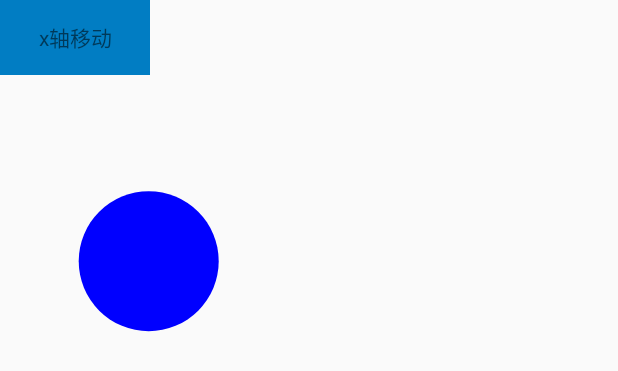
After one commit to zuochunsheng/TestByLat, an Android app: the layout activity_animator.xml on its own in the app's theme, with its tools: preview values and no code run, on a phone screen of 412 x 824 dp. The commit adds this screen. Shown: the top 371 px of the screen. Run offline under Robolectric (Android 15) with nearby library versions, the phone set to English and light mode, and no system bars.

Commit message:
自定义估值器

```diff
--- /dev/null
+++ b/app/src/main/java/com/android/superplayer/ui/activity/test/AnimatorActivity.java
@@ -0,0 +1,69 @@
+package com.android.superplayer.ui.activity.test;
+
+import android.animation.IntEvaluator;
+import android.animation.ObjectAnimator;
+import android.os.Bundle;
+import android.widget.TextView;
+
+import com.android.superplayer.R;
+import com.android.superplayer.base.BaseActivity;
+import com.android.superplayer.ui.widgit.DecelerateAccelerateInterpolator;
+
+import butterknife.BindView;
+import butterknife.ButterKnife;
+import butterknife.OnClick;
+
+
+public class AnimatorActivity extends BaseActivity {
+
+    @BindView(R.id.tv_xMove)
+    TextView tvXMove;
+
+    @Override
+    protected int getLayoutId() {
+        return R.layout.activity_animator;
+    }
+
+    @Override
+    protected void initViewAndData() {
+
+    }
+
+
+
+
+    @OnClick(R.id.tv_xMove)
+    public void onViewClicked() {
+
+        float curTranslationX = tvXMove.getTranslationX();
+        // 获得当前按钮的位置
+
+        ObjectAnimator animator = ObjectAnimator.ofFloat(tvXMove, "translationX",
+                curTranslationX, 300, curTranslationX);
+        // 创建动画对象 & 设置动画
+        // 表示的是:
+        // 动画作用对象是mButton
+        // 动画作用的对象的属性是X轴平移
+        // 动画效果是:从当前位置平移到 x=1500 再平移到初始位置
+        animator.setDuration(5000);
+        animator.setInterpolator(new DecelerateAccelerateInterpolator());
+        // 设置插值器
+        animator.start();
+        // 启动动画
+
+
+
+
+
+       // ObjectAnimator anim = ObjectAnimator.ofObject(tvXMove, "height", new IntEvaluator(),1,3);
+// 在第4个参数中传入对应估值器类的对象
+// 系统内置的估值器有3个：
+// IntEvaluator：以整型的形式从初始值 - 结束值 进行过渡
+// FloatEvaluator：以浮点型的形式从初始值 - 结束值 进行过渡
+// ArgbEvaluator：以Argb类型的形式从初始值 - 结束值 进行过渡
+
+
+    }
+
+
+}
--- a/app/src/main/java/com/android/superplayer/ui/activity/test/RxJavaActivity.java
+++ b/app/src/main/java/com/android/superplayer/ui/activity/test/RxJavaActivity.java
@@ -259,7 +259,7 @@ public class RxJavaActivity extends Activity {
 
 
                 break;
-            case R.id.text4:
+            case R.id.text4://glide
                 String sss = "https://ss0.baidu.com/6ONWsjip0QIZ8tyhnq/it/u=2895986097,3609514076&fm=173&app=25&f=JPEG?w=600&h=400&s=DBACB7475B8662D2062E5B6D0300E068";
 //                Glide.with(getApplicationContext())
 //                        .load(sss)
--- /dev/null
+++ b/app/src/main/java/com/android/superplayer/ui/widgit/DecelerateAccelerateInterpolator.java
@@ -0,0 +1,30 @@
+package com.android.superplayer.ui.widgit;
+
+import android.animation.TimeInterpolator;
+import android.graphics.Interpolator;
+
+/**
+ * anther: created by zuochunsheng on 2018/12/6 13 : 46
+ * descript : 先减速后加速
+ * sin(0)  = 0
+ * sin(PI/2) = 1
+ */
+public class DecelerateAccelerateInterpolator implements TimeInterpolator {
+    @Override
+    public float getInterpolation(float input) {
+        float result;
+        if (input <= 0.5) {
+            result = (float) (Math.sin(Math.PI * input)) / 2;//0 -1
+            // 使用正弦函数来实现先减速后加速的功能，逻辑如下：
+            // 因为正弦函数初始弧度变化值非常大，刚好和余弦函数是相反的
+            // 随着弧度的增加，正弦函数的变化值也会逐渐变小，这样也就实现了减速的效果。
+            // 当弧度大于π/2之后，整个过程相反了过来，现在正弦函数的弧度变化值非常小，渐渐随着弧度继续增加，变化值越来越大，弧度到π时结束，这样从0过度到π，也就实现了先减速后加速的效果
+        } else {
+            result = (float) (2 - Math.sin(Math.PI * input)) / 2; //1 ->0.5
+        }
+        return result;
+        // 返回的result值 = 随着动画进度呈先减速后加速的变化趋势
+
+
+    }
+}
--- /dev/null
+++ b/app/src/main/java/com/android/superplayer/ui/widgit/evaluator/MyPointView.java
@@ -0,0 +1,96 @@
+package com.android.superplayer.ui.widgit.evaluator;
+
+import android.animation.ValueAnimator;
+import android.content.Context;
+import android.graphics.Canvas;
+import android.graphics.Color;
+import android.graphics.Paint;
+import android.util.AttributeSet;
+import android.view.View;
+
+/**
+ * anther: created by zuochunsheng on 2018/12/6 14 : 16
+ * descript :
+ */
+public class MyPointView extends View {
+
+    // 设置需要用到的变量
+    public static final float RADIUS = 70f;// 圆的半径 = 70
+    private Point currentPoint;// 当前点坐标
+    private Paint mPaint;// 绘图画笔
+
+
+    // 构造方法(初始化画笔)
+    public MyPointView(Context context, AttributeSet attrs) {
+        super(context, attrs);
+        // 初始化画笔
+        mPaint = new Paint(Paint.ANTI_ALIAS_FLAG);//填充
+        mPaint.setColor(Color.BLUE);
+    }
+
+    // 复写onDraw()从而实现绘制逻辑
+    // 绘制逻辑:先在初始点画圆,通过监听当前坐标值(currentPoint)的变化,每次变化都调用onDraw()重新绘制圆,从而实现圆的平移动画效果
+    @Override
+    protected void onDraw(Canvas canvas) {
+        // 如果当前点坐标为空(即第一次)
+        if (currentPoint == null) {
+            currentPoint = new Point(RADIUS, RADIUS);
+            // 创建一个点对象(坐标是(70,70))
+
+            // 在该点画一个圆:圆心 = (70,70),半径 = 70
+            float x = currentPoint.getX();
+            float y = currentPoint.getY();
+            canvas.drawCircle(x, y, RADIUS, mPaint);
+
+
+            // (重点关注)将属性动画作用到View中
+            // 步骤1:创建初始动画时的对象点  & 结束动画时的对象点
+            Point startPoint = new Point(RADIUS, RADIUS);// 初始点为圆心(70,70)
+            Point endPoint = new Point(700, 1000);// 结束点为(700,1000)
+
+            // 步骤2:创建动画对象 & 设置初始值 和 结束值
+            ValueAnimator anim = ValueAnimator.ofObject(new PointEvaluator(), startPoint, endPoint);
+            // 参数说明
+            // 参数1：TypeEvaluator 类型参数 - 使用自定义的PointEvaluator(实现了TypeEvaluator接口)
+            // 参数2：初始动画的对象点
+            // 参数3：结束动画的对象点
+
+            // 步骤3：设置动画参数
+            anim.setDuration(5000);
+            // 设置动画时长
+
+// 步骤3：通过 值 的更新监听器，将改变的对象手动赋值给当前对象
+// 此处是将 改变后的坐标值对象 赋给 当前的坐标值对象
+            // 设置 值的更新监听器
+            // 即每当坐标值（Point对象）更新一次,该方法就会被调用一次
+            anim.addUpdateListener(new ValueAnimator.AnimatorUpdateListener() {
+                @Override
+                public void onAnimationUpdate(ValueAnimator animation) {
+                    currentPoint = (Point) animation.getAnimatedValue();
+                    // 将每次变化后的坐标值（估值器PointEvaluator中evaluate（）返回的Piont对象值）到当前坐标值对象（currentPoint）
+                    // 从而更新当前坐标值（currentPoint）
+
+// 步骤4：每次赋值后就重新绘制，从而实现动画效果
+                    invalidate();
+                    // 调用invalidate()后,就会刷新View,即才能看到重新绘制的界面,即onDraw()会被重新调用一次
+                    // 所以坐标值每改变一次,就会调用onDraw()一次
+                }
+            });
+
+            anim.start();
+            // 启动动画
+
+
+        } else {
+            // 如果坐标值不为0,则画圆
+            // 所以坐标值每改变一次,就会调用onDraw()一次,就会画一次圆,从而实现动画效果
+
+            // 在该点画一个圆:圆心 = (30,30),半径 = 30
+            float x = currentPoint.getX();
+            float y = currentPoint.getY();
+            canvas.drawCircle(x, y, RADIUS, mPaint);
+        }
+    }
+
+
+}
--- /dev/null
+++ b/app/src/main/java/com/android/superplayer/ui/widgit/evaluator/Point.java
@@ -0,0 +1,28 @@
+package com.android.superplayer.ui.widgit.evaluator;
+
+/**
+ * anther: created by zuochunsheng on 2018/12/6 14 : 13
+ * descript :圆的点坐标
+ */
+public class Point {
+    // 设置两个变量用于记录坐标的位置
+    private float x;
+    private float y;
+
+    // 构造方法用于设置坐标
+    public Point(float x, float y) {
+        this.x = x;
+        this.y = y;
+    }
+
+    // get方法用于获取坐标
+    public float getX() {
+        return x;
+    }
+
+    public float getY() {
+        return y;
+    }
+
+
+}
--- /dev/null
+++ b/app/src/main/java/com/android/superplayer/ui/widgit/evaluator/PointEvaluator.java
@@ -0,0 +1,30 @@
+package com.android.superplayer.ui.widgit.evaluator;
+
+import android.animation.TypeEvaluator;
+
+/**
+ * anther: created by zuochunsheng on 2018/12/6 14 : 14
+ * descript :
+ */
+
+// 实现TypeEvaluator接口
+public class PointEvaluator implements TypeEvaluator {
+    // 复写evaluate（）
+    // 在evaluate（）里写入对象动画过渡的逻辑
+    @Override
+    public Object evaluate(float fraction, Object startValue, Object endValue) {
+        // 将动画初始值startValue 和 动画结束值endValue 强制类型转换成Point对象
+        Point startPoint = (Point) startValue;
+        Point endPoint = (Point) endValue;
+
+        // 根据fraction来计算当前动画的x和y的值
+        float x = startPoint.getX() + fraction * (endPoint.getX() - startPoint.getX());
+        float y = startPoint.getY() + fraction * (endPoint.getY() - startPoint.getY());
+
+        // 将计算后的坐标封装到一个新的Point对象中并返回
+        Point point = new Point(x, y);
+        return point;
+
+
+    }
+}
--- /dev/null
+++ b/app/src/main/res/layout/activity_animator.xml
@@ -0,0 +1,25 @@
+<?xml version="1.0" encoding="utf-8"?>
+<LinearLayout xmlns:android="http://schemas.android.com/apk/res/android"
+    xmlns:app="http://schemas.android.com/apk/res-auto"
+    xmlns:tools="http://schemas.android.com/tools"
+    android:layout_width="match_parent"
+    android:layout_height="match_parent"
+    android:orientation="vertical"
+    tools:context=".ui.activity.test.AnimatorActivity">
+
+
+    <TextView
+        android:id="@+id/tv_xMove"
+        android:background="@color/blue"
+        android:gravity="center"
+        android:text="x轴移动"
+        android:layout_width="100dp"
+        android:layout_height="50dp" />
+
+    <com.android.superplayer.ui.widgit.evaluator.MyPointView
+        android:layout_width="match_parent"
+        android:layout_height="match_parent" />
+
+
+
+</LinearLayout>
```
Also changed, not shown: app/src/main/AndroidManifest.xml (+43 -37 lines).
